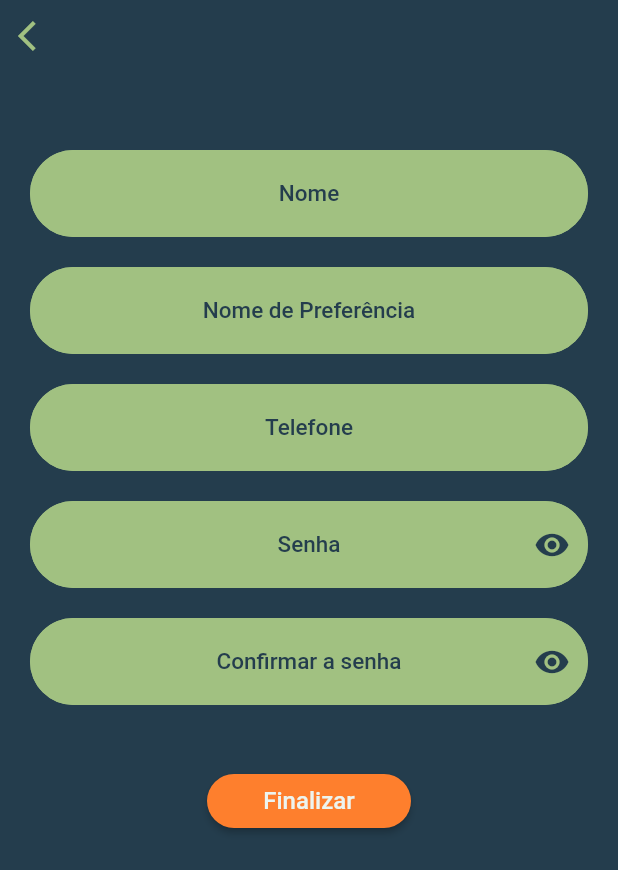
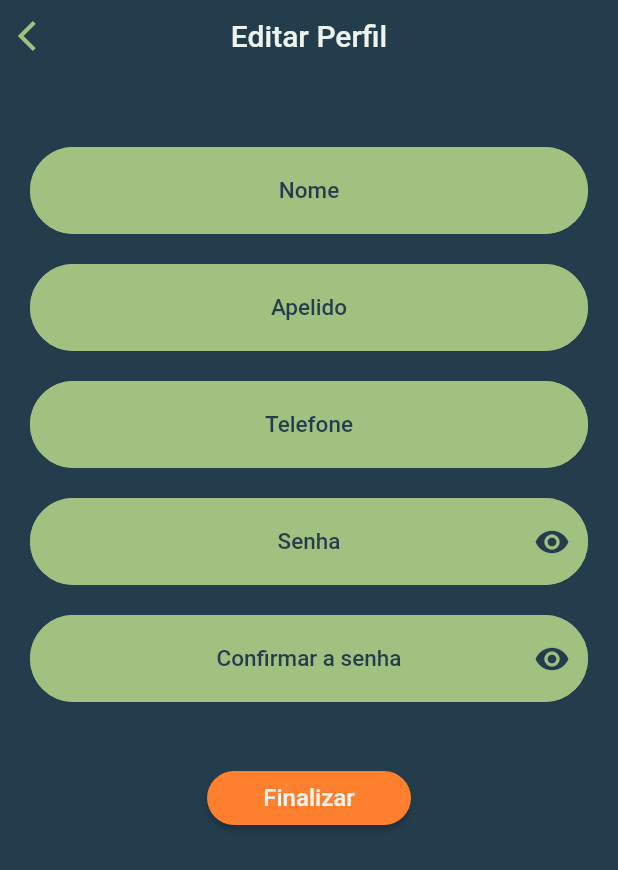
Before and after one commit to proz-tecnologia/PIT02GP10, a Flutter app: the EditProfilePage screen opened by its route, on a phone screen of 412 x 824 dp. Shown: the top 870 px of the screen. Run offline on Flutter 3.47's test engine with Material 2 defaults, Android fonts, the phone set to English and light mode, and no system bars; drawn by our look-alikes of overlay_support; our stand-ins replace cloud_firestore, date_time_picker, firebase_auth, firebase_core, firebase_crashlytics, flutter_masked_text2 and 5 more; missing offline and left inert: validatorless; accounts and stored records are empty; statements that could not run were skipped.

Commit message:
concluded edit profile page

```diff
--- a/lib/src/modules/home/modules/profile/controllers/edit_profile_controller.dart
+++ b/lib/src/modules/home/modules/profile/controllers/edit_profile_controller.dart
@@ -1,12 +1,15 @@
 import 'package:flutter/material.dart';
 import 'package:gastos_app/src/modules/authentication/repositories/auth_repository.dart';
 import 'package:gastos_app/src/modules/home/modules/profile/controllers/edit_profile_state.dart';
+import 'package:gastos_app/src/repositories/user_repository.dart';
 
 class EditProfileController {
-  final AuthRepository repository;
+  final UserRepository userRepository;
+  final AuthRepository authRepository;
 
   EditProfileController({
-    required this.repository,
+    required this.userRepository,
+    required this.authRepository,
   });
 
   final profileUserStateNotifier = ValueNotifier<EditProfileState>(
@@ -18,7 +21,7 @@ class EditProfileController {
 
   Future<void> updateUserData({
     String? name,
-    String? customName,
+    String? nickname,
     String? phone,
     String? password,
   }) async {
@@ -27,18 +30,26 @@ class EditProfileController {
 
       await Future.delayed(const Duration(seconds: 2));
 
-      //Firebase Authentication
-      //name, phone, password
+      final user = authRepository.currentUser!;
 
-      //Firestore
-      // name, nickname, phone,
+      if (name != null) {
+        await authRepository.updateName(name: name);
 
-      // await repository.updateUser(
-      //   customName: customName,
-      //   password: password,
-      //   name: name,
-      //   phone: phone,
-      // );
+        await userRepository.updateUserName(userId: user.uid, name: name);
+      }
+      if (nickname != null) {
+        await userRepository.updateNickname(
+          userId: user.uid,
+          nickname: nickname,
+        );
+      }
+      if (phone != null) {
+        await userRepository.updatePhone(userId: user.uid, phone: phone);
+      }
+      if (password != null) {
+        await authRepository.updatePassword(password: password);
+      }
+
       state = EditProfileStateSuccess();
     } catch (e) {
       state = EditProfileStateError(e);
--- a/lib/src/modules/home/modules/profile/controllers/profile_page_controller.dart
+++ b/lib/src/modules/home/modules/profile/controllers/profile_page_controller.dart
@@ -4,8 +4,6 @@ import 'package:gastos_app/src/modules/home/modules/profile/controllers/profile_
 import 'package:gastos_app/src/repositories/user_repository.dart';
 
 class ProfilePageController {
-  // name, nickname, telefone, avatarUrl
-
   final profilePageStateNotifier = ValueNotifier<ProfilePageState>(
     ProfilePageStateEmpty(),
   );
--- a/lib/src/modules/home/modules/profile/pages/edit_profile_page.dart
+++ b/lib/src/modules/home/modules/profile/pages/edit_profile_page.dart
@@ -22,7 +22,7 @@ class EditProfilePage extends StatefulWidget {
 
 class _EditProfileStates extends State<EditProfilePage> {
   final nameController = TextEditingController();
-  final customNameController = TextEditingController();
+  final nicknameController = TextEditingController();
   final phoneController = TextEditingController();
   final passwordController = TextEditingController();
   final confirmPasswordController = TextEditingController();
@@ -33,12 +33,14 @@ class _EditProfileStates extends State<EditProfilePage> {
 
   void updateUserData() {
     if (formKey.currentState!.validate()) {
-      // profileUserController.profileUser(
-      //   name: nameController.text,
-      //   customName: customNameController.text,
-      //   phone: phoneController.text,
-      //   password: passwordController.text,
-      // );
+      profileUserController.updateUserData(
+        name: nameController.text.isNotEmpty ? nameController.text : null,
+        nickname:
+            nicknameController.text.isNotEmpty ? nicknameController.text : null,
+        phone: phoneController.text.isNotEmpty ? phoneController.text : null,
+        password:
+            passwordController.text.isNotEmpty ? passwordController.text : null,
+      );
     }
   }
 
@@ -46,7 +48,7 @@ class _EditProfileStates extends State<EditProfilePage> {
   void initState() {
     profileUserController.profileUserStateNotifier.addListener(() {
       if (profileUserController.state is EditProfileStateSuccess) {
-        // Modular.to.pop();
+        Modular.to.pop(true);
       } else if (profileUserController.state is EditProfileStateError) {
         final e = profileUserController.state as EditProfileStateError;
         AppNotifications.errorNotificationBanner(e.object);
@@ -76,24 +78,36 @@ class _EditProfileStates extends State<EditProfilePage> {
             key: formKey,
             child: Column(
               children: [
-                Align(
-                  alignment: Alignment.centerLeft,
-                  child: IconButton(
-                    onPressed: () {
-                      Modular.to.pop();
-                    },
-                    icon: const Icon(Icons.arrow_back_ios),
-                  ),
+                Row(
+                  crossAxisAlignment: CrossAxisAlignment.center,
+                  children: [
+                    IconButton(
+                      onPressed: () {
+                        Modular.to.pop();
+                      },
+                      icon: const Icon(Icons.arrow_back_ios),
+                    ),
+                    Expanded(
+                      child: Text(
+                        "Editar Perfil",
+                        textAlign: TextAlign.center,
+                        style: textStyle?.copyWith(fontSize: 20),
+                      ),
+                    ),
+                    const SizedBox(width: 48)
+                  ],
                 ),
-                const SizedBox(height: 16),
-                //Image.asset(AppImages.profileImage),
-                const SizedBox(height: 16),
+                const SizedBox(height: 30),
                 Padding(
                   padding: const EdgeInsets.symmetric(horizontal: 20.0),
                   child: CustomTextField(
                     label: "Nome",
                     controller: nameController,
-                    validator: Validatorless.required("Digite um nome válido"),
+                    validator: Validatorless.multiple(
+                      [
+                        Validatorless.min(4, "Digite um nome válido"),
+                      ],
+                    ),
                     textInputAction: TextInputAction.next,
                     textInputType: TextInputType.text,
                   ),
@@ -101,9 +115,13 @@ class _EditProfileStates extends State<EditProfilePage> {
                 Padding(
                   padding: const EdgeInsets.symmetric(horizontal: 20.0),
                   child: CustomTextField(
-                    label: "Nome de Preferência",
-                    controller: customNameController,
-                    validator: Validatorless.required("Digite um nome válido"),
+                    label: "Apelido",
+                    controller: nicknameController,
+                    validator: Validatorless.multiple(
+                      [
+                        Validatorless.min(2, "Digite um apelido válido"),
+                      ],
+                    ),
                     textInputAction: TextInputAction.next,
                     textInputType: TextInputType.text,
                   ),
@@ -116,8 +134,11 @@ class _EditProfileStates extends State<EditProfilePage> {
                     inputFormatters: [
                       AppInputMasks.phoneMask,
                     ],
-                    validator: Validatorless.required(
-                      "Digite um telefone válido",
+                    validator: Validatorless.multiple(
+                      [
+                        Validatorless.min(15, "Digite um telefone válido"),
+                        Validatorless.max(15, "Digite um telefone válido"),
+                      ],
                     ),
                     textInputAction: TextInputAction.next,
                     textInputType: TextInputType.number,
@@ -129,7 +150,14 @@ class _EditProfileStates extends State<EditProfilePage> {
                     label: "Senha",
                     controller: passwordController,
                     validator: Validatorless.multiple([
-                      Validatorless.required("Digite uma senha válida"),
+                      Validatorless.min(
+                        6,
+                        "Digite uma senha de no mínimo seis digitos",
+                      ),
+                      Validatorless.compare(
+                        passwordController,
+                        "A senhas precisam ser iguais",
+                      ),
                     ]),
                     textInputAction: TextInputAction.next,
                     textInputType: TextInputType.visiblePassword,
@@ -142,7 +170,10 @@ class _EditProfileStates extends State<EditProfilePage> {
                     label: "Confirmar a senha",
                     controller: confirmPasswordController,
                     validator: Validatorless.multiple([
-                      Validatorless.required("Digite uma senha válida"),
+                      Validatorless.min(
+                        6,
+                        "Digite uma senha de no mínimo seis digitos",
+                      ),
                       Validatorless.compare(
                         passwordController,
                         "A senhas precisam ser iguais",
--- a/lib/src/modules/home/modules/profile/profile_module.dart
+++ b/lib/src/modules/home/modules/profile/profile_module.dart
@@ -21,7 +21,10 @@ class ProfileModule extends Module {
           ),
         ),
         Bind.factory(
-          (i) => EditProfileController(repository: i.get<AuthRepository>()),
+          (i) => EditProfileController(
+            authRepository: i.get<AuthRepository>(),
+            userRepository: i.get<UserRepository>(),
+          ),
         ),
       ];
 
```
Also changed, not shown: lib/src/repositories/user_repository.dart (+15 -0 lines), lib/src/repositories/user_repository_firebase.dart (+57 -0 lines).
